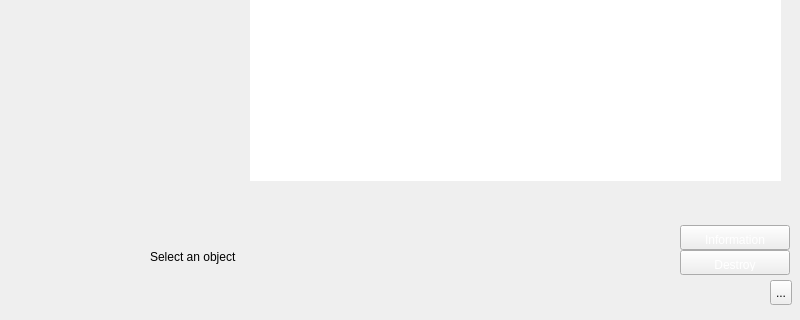
Above: client/base/interface/BaseWindow.ui from alphaonex86/CatchChallenger before the change; both pictures show x 0 to 800 and y 280 to 600 of the 800 by 600 pixel window. Below: the same form after it.
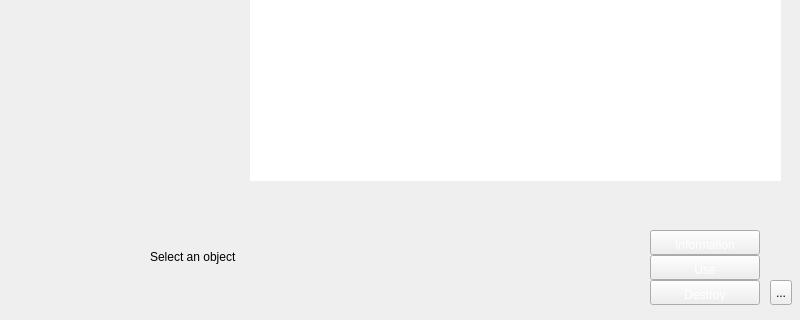
That is the form after the change. Icons and pictures are not drawn.

The edit to the form file:
```diff
--- a/client/base/interface/BaseWindow.ui
+++ b/client/base/interface/BaseWindow.ui
@@ -1226,7 +1226,7 @@
              <rect>
               <x>150</x>
               <y>530</y>
-              <width>521</width>
+              <width>491</width>
               <height>51</height>
              </rect>
             </property>
@@ -1304,7 +1304,7 @@
              <rect>
               <x>150</x>
               <y>510</y>
-              <width>521</width>
+              <width>491</width>
               <height>16</height>
              </rect>
             </property>
@@ -1315,17 +1315,41 @@
              </font>
             </property>
            </widget>
-           <widget class="QPushButton" name="inventoryDestroy">
+           <widget class="QFrame" name="frame_3">
             <property name="geometry">
              <rect>
-              <x>680</x>
-              <y>530</y>
-              <width>110</width>
-              <height>25</height>
+              <x>650</x>
+              <y>510</y>
+              <width>111</width>
+              <height>81</height>
              </rect>
             </property>
-            <property name="styleSheet">
-             <string notr="true">QPushButton::hover {
+            <property name="frameShadow">
+             <enum>QFrame::Raised</enum>
+            </property>
+            <layout class="QVBoxLayout" name="verticalLayout_12">
+             <property name="spacing">
+              <number>0</number>
+             </property>
+             <property name="margin">
+              <number>0</number>
+             </property>
+             <item>
+              <widget class="QPushButton" name="inventoryInformation">
+               <property name="minimumSize">
+                <size>
+                 <width>110</width>
+                 <height>25</height>
+                </size>
+               </property>
+               <property name="maximumSize">
+                <size>
+                 <width>110</width>
+                 <height>25</height>
+                </size>
+               </property>
+               <property name="styleSheet">
+                <string notr="true">QPushButton::hover {
 background-position:left center;
 }
 QPushButton::pressed {
@@ -1340,22 +1364,28 @@
 padding-top:8px;
 padding-bottom:3px;
 }</string>
-            </property>
-            <property name="text">
-             <string>Destroy</string>
-            </property>
-           </widget>
-           <widget class="QPushButton" name="inventoryInformation">
-            <property name="geometry">
-             <rect>
-              <x>680</x>
-              <y>505</y>
-              <width>110</width>
-              <height>25</height>
-             </rect>
-            </property>
-            <property name="styleSheet">
-             <string notr="true">QPushButton::hover {
+               </property>
+               <property name="text">
+                <string>Information</string>
+               </property>
+              </widget>
+             </item>
+             <item>
+              <widget class="QPushButton" name="inventoryUse">
+               <property name="minimumSize">
+                <size>
+                 <width>110</width>
+                 <height>25</height>
+                </size>
+               </property>
+               <property name="maximumSize">
+                <size>
+                 <width>110</width>
+                 <height>25</height>
+                </size>
+               </property>
+               <property name="styleSheet">
+                <string notr="true">QPushButton::hover {
 background-position:left center;
 }
 QPushButton::pressed {
@@ -1370,10 +1400,62 @@
 padding-top:8px;
 padding-bottom:3px;
 }</string>
-            </property>
-            <property name="text">
-             <string>Information</string>
-            </property>
+               </property>
+               <property name="text">
+                <string>Use</string>
+               </property>
+              </widget>
+             </item>
+             <item>
+              <widget class="QPushButton" name="inventoryDestroy">
+               <property name="minimumSize">
+                <size>
+                 <width>110</width>
+                 <height>25</height>
+                </size>
+               </property>
+               <property name="maximumSize">
+                <size>
+                 <width>110</width>
+                 <height>25</height>
+                </size>
+               </property>
+               <property name="styleSheet">
+                <string notr="true">QPushButton::hover {
+background-position:left center;
+}
+QPushButton::pressed {
+background-position:left bottom;
+}
+QPushButton { 
+background-image: url(:/images/interface/button-generic.png);
+border-image: url(:/images/empty.png);
+color: rgb(255, 255, 255);
+padding-left:4px;
+padding-right:4px;
+padding-top:8px;
+padding-bottom:3px;
+}</string>
+               </property>
+               <property name="text">
+                <string>Destroy</string>
+               </property>
+              </widget>
+             </item>
+             <item>
+              <spacer name="verticalSpacer_11">
+               <property name="orientation">
+                <enum>Qt::Vertical</enum>
+               </property>
+               <property name="sizeHint" stdset="0">
+                <size>
+                 <width>20</width>
+                 <height>3</height>
+                </size>
+               </property>
+              </spacer>
+             </item>
+            </layout>
            </widget>
           </widget>
          </item>
```
Left out of the diff: 3 changed lines with no effect on the pictures.
